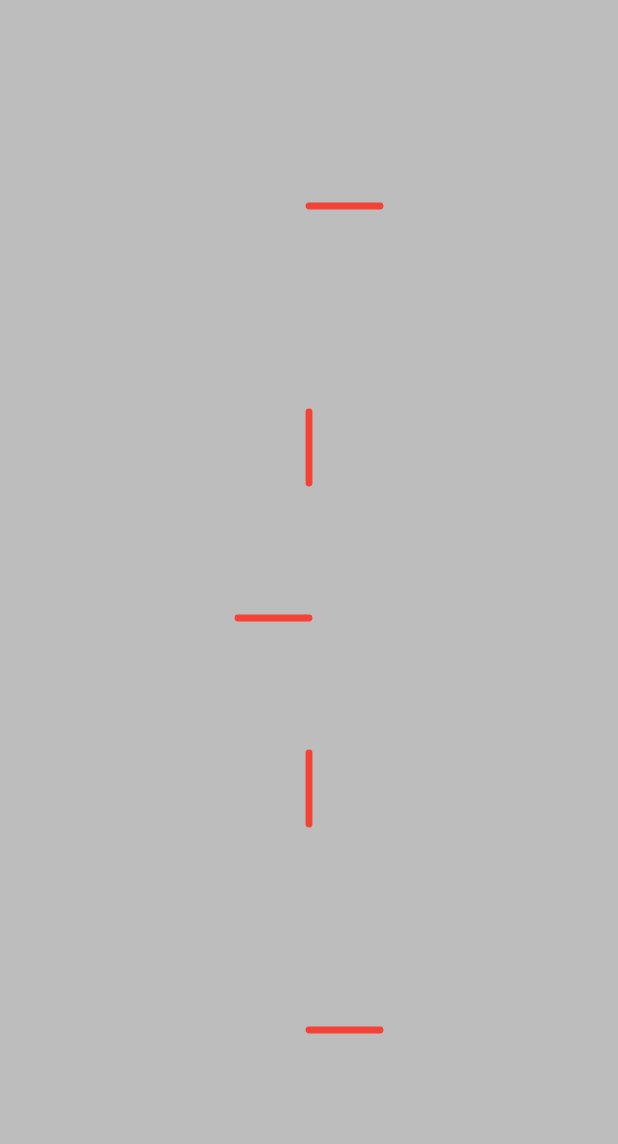
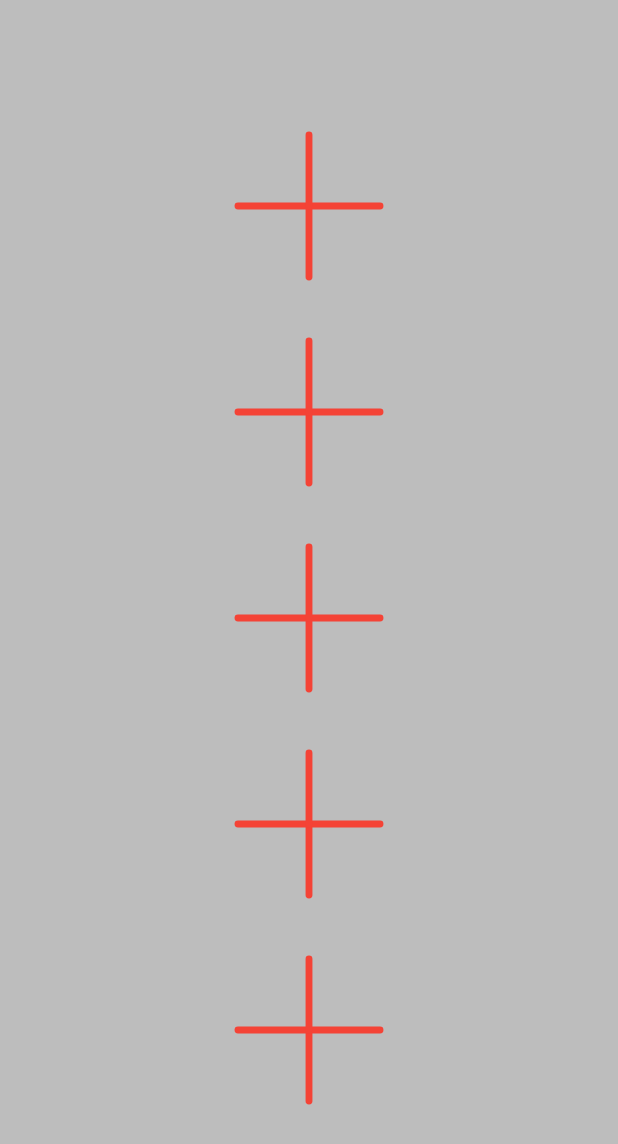
Before and after one commit to Anwesh43/QuarterArcBouncyView, an Android app: the screen it shows after launch (MainActivity), on a phone screen of 412 x 824 dp. Shown: the top 1144 px of the screen. Run offline under Robolectric (Android 15) with nearby library versions, the phone set to English and light mode, and no system bars.

Commit message:
adding fixes

```diff
--- a/quarterarcbouncyview/src/main/java/com/anwesh/uiprojects/quarterarcbouncyview/ArcBouncyView.kt
+++ b/quarterarcbouncyview/src/main/java/com/anwesh/uiprojects/quarterarcbouncyview/ArcBouncyView.kt
@@ -17,11 +17,11 @@ val nodes : Int =  5
 val sizeFactor : Float = 2.9f
 val parts : Int = 4
 val strokeFactor : Int  = 90
-val rFactor : Float = 4f
+val rFactor : Float = 2.8f
 val foreColor : Int = Color.parseColor("#f44336")
 val backColor : Int = Color.parseColor("#BDBDBD")
-val scGap : Float = 0.02f
-val delay : Long = 30
+val scGap : Float = 0.01f
+val delay : Long = 45
 val fullDeg : Float = 360f
 
 fun Int.inverse() : Float = 1f / this
@@ -39,11 +39,17 @@ fun Canvas.drawArcLine(i : Int, size : Float, scale : Float, paint : Paint) {
     save()
     rotate(deg * i)
     save()
-    rotate(deg * sf)
+    rotate(-deg * sf)
     drawLine(0f, 0f, size, 0f, paint)
     restore()
     drawArc(RectF(-r, -r, r, r), fullDeg - deg, deg * scf, true, paint)
     restore()
+}
+
+fun Canvas.drawArcLines(size : Float, scale : Float, paint : Paint) {
+    for (j in 0..(parts - 1)) {
+        drawArcLine(j, size, scale, paint)
+    }
 }
 
 fun Canvas.drawABNode(i : Int, scale : Float, paint : Paint) {
@@ -56,7 +62,7 @@ fun Canvas.drawABNode(i : Int, scale : Float, paint : Paint) {
     paint.strokeWidth = Math.min(w, h) / strokeFactor
     save()
     translate(w / 2, gap * (i + 1))
-    drawArcLine(i, size, scale, paint)
+    drawArcLines(size, scale, paint)
     restore()
 }
 
```
